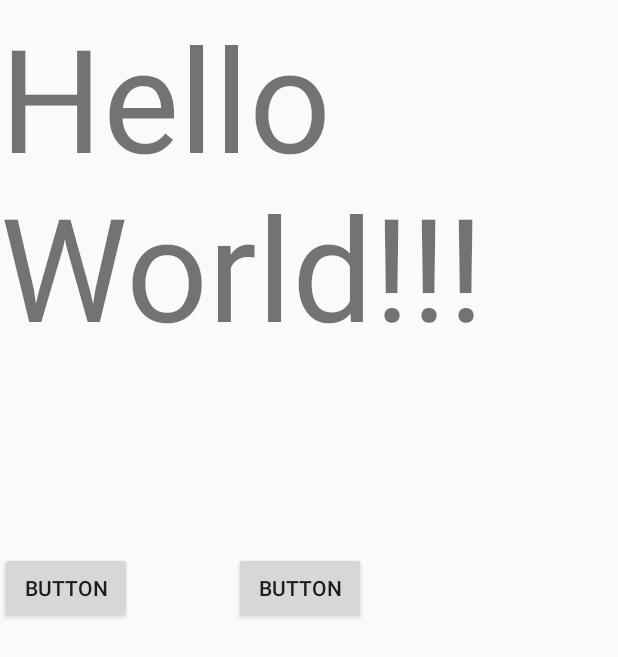
After one commit to Joimar/ProfilesSoundEqualizer, an Android app: the fragment MainFragment shown on its own in the app's theme, on a phone screen of 412 x 824 dp. The commit adds this screen. Shown: the top 657 px of the screen. Run offline under Robolectric (Android 15) with nearby library versions, the phone set to English and light mode, and no system bars.

Commit message:
first fragment, but not connected yet

```diff
--- a/automotive/build.gradle.kts
+++ b/automotive/build.gradle.kts
@@ -46,4 +46,11 @@ dependencies {
     testImplementation(libs.junit)
     androidTestImplementation(libs.androidx.junit)
     androidTestImplementation(libs.androidx.espresso.core)
+
+    val nav_version = "2.8.4"
+
+    api("androidx.navigation:navigation-fragment-ktx:$nav_version")
+    api("androidx.navigation:navigation-ui-ktx:$nav_version")
+    api("androidx.navigation:navigation-dynamic-features-fragment:$nav_version")
+
 }
--- a/automotive/src/main/java/com/example/profilessoundequalizer/MainActivity.kt
+++ b/automotive/src/main/java/com/example/profilessoundequalizer/MainActivity.kt
@@ -10,6 +10,7 @@ import androidx.activity.enableEdgeToEdge
 import androidx.appcompat.app.AppCompatActivity
 import androidx.core.view.ViewCompat
 import androidx.core.view.WindowInsetsCompat
+import androidx.navigation.ui.AppBarConfiguration
 
 
 class MainActivity : AppCompatActivity() {
@@ -17,6 +18,7 @@ class MainActivity : AppCompatActivity() {
         super.onCreate(savedInstanceState)
         enableEdgeToEdge()
         setContentView(R.layout.activity_main)
+        //val appBarConfiguration = AppBarConfiguration(navController.graph)
         var button1:Button = findViewById(R.id.button1)
         var button2:Button = findViewById(R.id.button2)
 
--- /dev/null
+++ b/automotive/src/main/java/com/example/profilessoundequalizer/MainFragment.kt
@@ -0,0 +1,59 @@
+package com.example.profilessoundequalizer
+
+import android.os.Bundle
+import androidx.fragment.app.Fragment
+import android.view.LayoutInflater
+import android.view.View
+import android.view.ViewGroup
+
+// TODO: Rename parameter arguments, choose names that match
+// the fragment initialization parameters, e.g. ARG_ITEM_NUMBER
+private const val ARG_PARAM1 = "param1"
+private const val ARG_PARAM2 = "param2"
+
+/**
+ * A simple [Fragment] subclass.
+ * Use the [MainFragment.newInstance] factory method to
+ * create an instance of this fragment.
+ */
+class MainFragment : Fragment() {
+    // TODO: Rename and change types of parameters
+    private var param1: String? = null
+    private var param2: String? = null
+
+    override fun onCreate(savedInstanceState: Bundle?) {
+        super.onCreate(savedInstanceState)
+        arguments?.let {
+            param1 = it.getString(ARG_PARAM1)
+            param2 = it.getString(ARG_PARAM2)
+        }
+    }
+
+    override fun onCreateView(
+        inflater: LayoutInflater, container: ViewGroup?,
+        savedInstanceState: Bundle?
+    ): View? {
+        // Inflate the layout for this fragment
+        return inflater.inflate(R.layout.fragment_main, container, false)
+    }
+
+    companion object {
+        /**
+         * Use this factory method to create a new instance of
+         * this fragment using the provided parameters.
+         *
+         * @param param1 Parameter 1.
+         * @param param2 Parameter 2.
+         * @return A new instance of fragment MainFragment.
+         */
+        // TODO: Rename and change types and number of parameters
+        @JvmStatic
+        fun newInstance(param1: String, param2: String) =
+            MainFragment().apply {
+                arguments = Bundle().apply {
+                    putString(ARG_PARAM1, param1)
+                    putString(ARG_PARAM2, param2)
+                }
+            }
+    }
+}
--- /dev/null
+++ b/automotive/src/main/res/layout/fragment_main.xml
@@ -0,0 +1,50 @@
+<?xml version="1.0" encoding="utf-8"?>
+<FrameLayout xmlns:android="http://schemas.android.com/apk/res/android"
+    xmlns:app="http://schemas.android.com/apk/res-auto"
+    xmlns:tools="http://schemas.android.com/tools"
+    android:id="@+id/mainFragment"
+    android:layout_width="match_parent"
+    android:layout_height="match_parent"
+    tools:context=".MainFragment">
+
+    <!-- TODO: Update blank fragment layout -->
+
+    <androidx.constraintlayout.widget.ConstraintLayout
+        android:layout_width="match_parent"
+        android:layout_height="match_parent">
+
+        <TextView
+            android:id="@+id/textView"
+            android:layout_width="wrap_content"
+            android:layout_height="wrap_content"
+            android:text="Hello World!!!"
+            android:textSize="96sp"
+            tools:ignore="MissingConstraints"
+            tools:layout_editor_absoluteX="1731dp"
+            tools:layout_editor_absoluteY="1105dp" />
+
+        <Button
+            android:id="@+id/button2"
+            android:layout_width="wrap_content"
+            android:layout_height="wrap_content"
+            android:layout_marginStart="68dp"
+            android:layout_marginTop="10dp"
+            android:layout_marginBottom="50dp"
+            android:text="Button"
+            app:layout_constraintBottom_toBottomOf="parent"
+            app:layout_constraintStart_toEndOf="@+id/button1"
+            app:layout_constraintTop_toTopOf="parent" />
+
+        <Button
+            android:id="@+id/button1"
+            android:layout_width="wrap_content"
+            android:layout_height="wrap_content"
+            android:layout_marginTop="10dp"
+            android:layout_marginBottom="50dp"
+            android:text="Button"
+            app:layout_constraintBottom_toBottomOf="parent"
+            app:layout_constraintTop_toTopOf="parent"
+            tools:layout_editor_absoluteX="669dp" />
+    </androidx.constraintlayout.widget.ConstraintLayout>
+
+</FrameLayout>
--- a/automotive/src/main/res/values/strings.xml
+++ b/automotive/src/main/res/values/strings.xml
@@ -1,3 +1,5 @@
 <resources>
     <string name="app_name">ProfilesSoundEqualizer</string>
+    <!-- TODO: Remove or change this placeholder text -->
+    <string name="hello_blank_fragment">Hello blank fragment</string>
 </resources>
```
